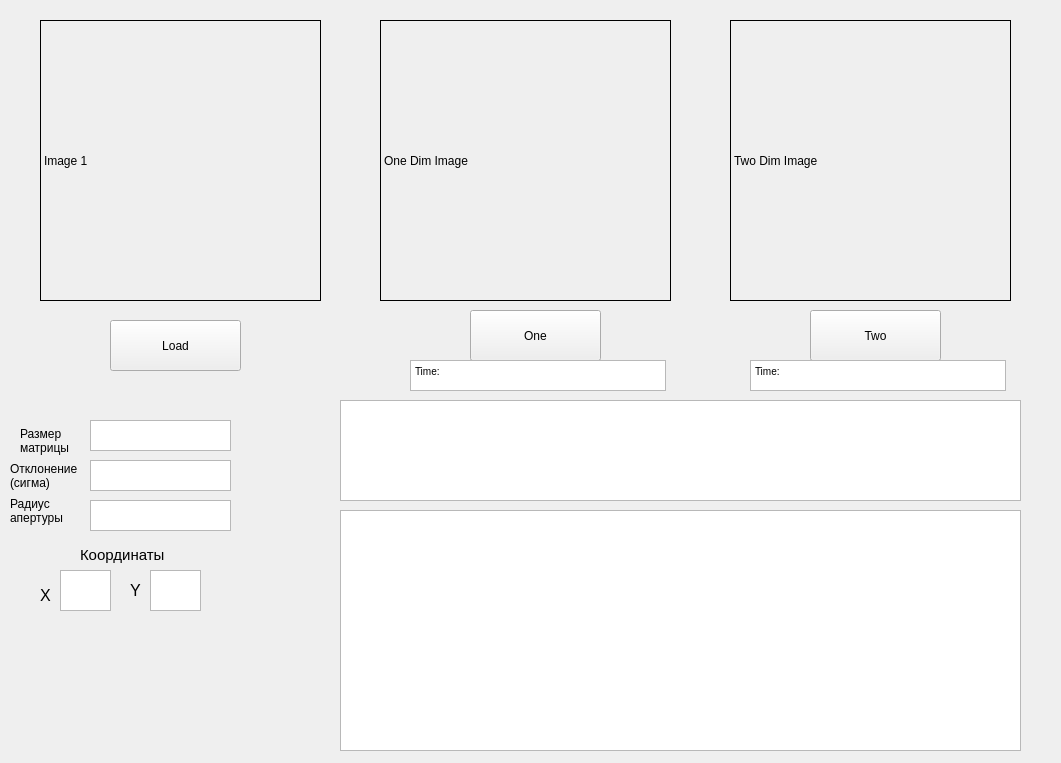
Qt form form.ui (YongminK/edit-image-py) before a commit.
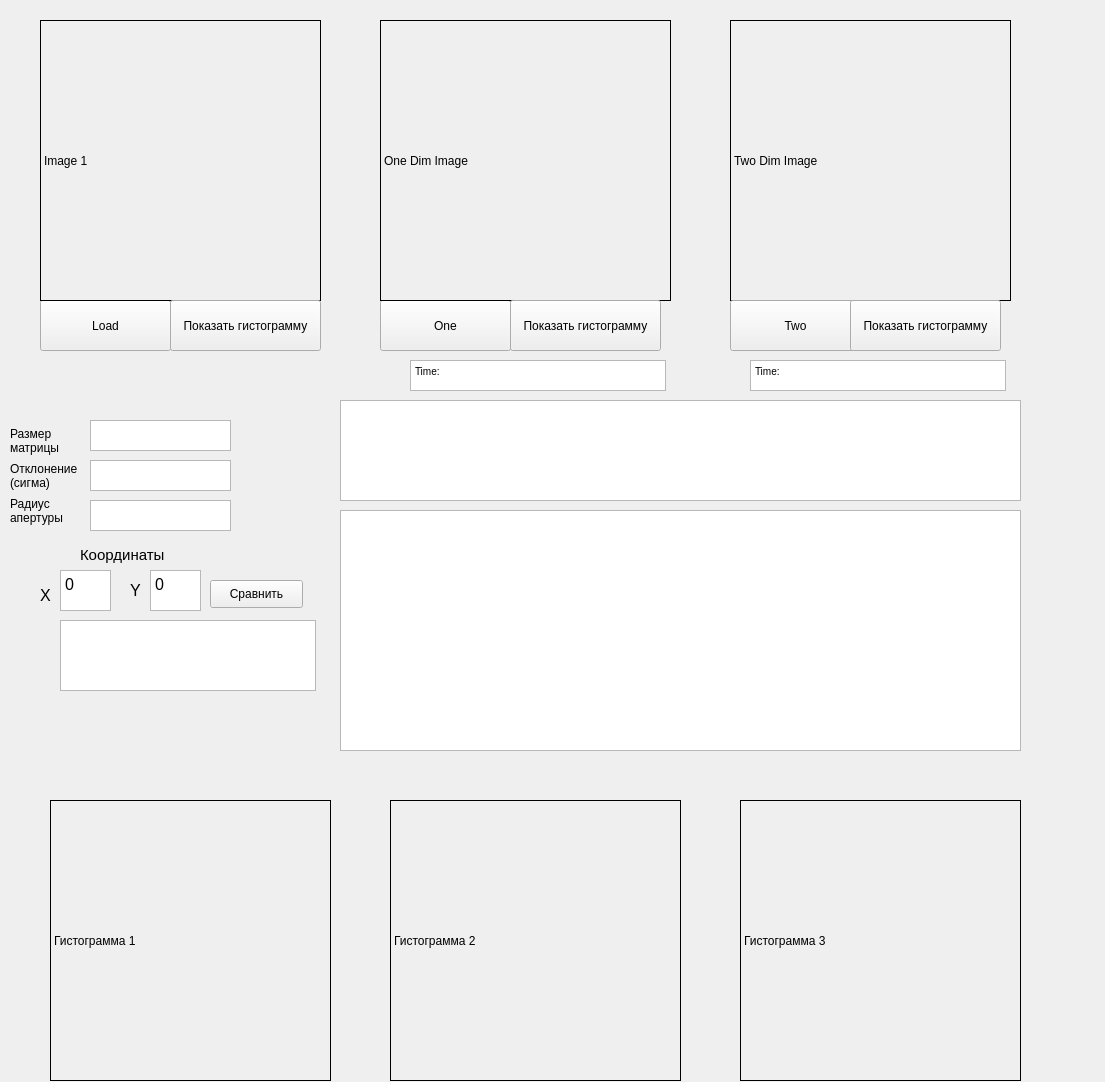
The same form after that commit.

```diff
--- a/form.ui
+++ b/form.ui
@@ -6,8 +6,8 @@
    <rect>
     <x>0</x>
     <y>0</y>
-    <width>1061</width>
-    <height>763</height>
+    <width>1105</width>
+    <height>1082</height>
    </rect>
   </property>
   <property name="windowTitle">
@@ -16,8 +16,8 @@
   <widget class="QPushButton" name="loadImageButton">
    <property name="geometry">
     <rect>
-     <x>110</x>
-     <y>320</y>
+     <x>40</x>
+     <y>300</y>
      <width>131</width>
      <height>51</height>
     </rect>
@@ -29,8 +29,8 @@
   <widget class="QPushButton" name="oneDimButton">
    <property name="geometry">
     <rect>
-     <x>470</x>
-     <y>310</y>
+     <x>380</x>
+     <y>300</y>
      <width>131</width>
      <height>51</height>
     </rect>
@@ -74,8 +74,8 @@
   <widget class="QPushButton" name="twoDimButton">
    <property name="geometry">
     <rect>
-     <x>810</x>
-     <y>310</y>
+     <x>730</x>
+     <y>300</y>
      <width>131</width>
      <height>51</height>
     </rect>
@@ -177,7 +177,7 @@
   <widget class="QLabel" name="label_2">
    <property name="geometry">
     <rect>
-     <x>20</x>
+     <x>10</x>
      <y>420</y>
      <width>51</width>
      <height>41</height>
@@ -244,6 +244,13 @@
      <height>41</height>
     </rect>
    </property>
+   <property name="html">
+    <string>&lt;!DOCTYPE HTML PUBLIC &quot;-//W3C//DTD HTML 4.0//EN&quot; &quot;http://www.w3.org/TR/REC-html40/strict.dtd&quot;&gt;
+&lt;html&gt;&lt;head&gt;&lt;meta name=&quot;qrichtext&quot; content=&quot;1&quot; /&gt;&lt;style type=&quot;text/css&quot;&gt;
+p, li { white-space: pre-wrap; }
+&lt;/style&gt;&lt;/head&gt;&lt;body style=&quot; font-family:'MS Shell Dlg 2'; font-size:7.8pt; font-weight:400; font-style:normal;&quot;&gt;
+&lt;p style=&quot; margin-top:0px; margin-bottom:0px; margin-left:0px; margin-right:0px; -qt-block-indent:0; text-indent:0px;&quot;&gt;&lt;span style=&quot; font-size:12pt;&quot;&gt;0&lt;/span&gt;&lt;/p&gt;&lt;/body&gt;&lt;/html&gt;</string>
+   </property>
   </widget>
   <widget class="QTextEdit" name="editY">
    <property name="geometry">
@@ -254,13 +261,20 @@
      <height>41</height>
     </rect>
    </property>
+   <property name="html">
+    <string>&lt;!DOCTYPE HTML PUBLIC &quot;-//W3C//DTD HTML 4.0//EN&quot; &quot;http://www.w3.org/TR/REC-html40/strict.dtd&quot;&gt;
+&lt;html&gt;&lt;head&gt;&lt;meta name=&quot;qrichtext&quot; content=&quot;1&quot; /&gt;&lt;style type=&quot;text/css&quot;&gt;
+p, li { white-space: pre-wrap; }
+&lt;/style&gt;&lt;/head&gt;&lt;body style=&quot; font-family:'MS Shell Dlg 2'; font-size:7.8pt; font-weight:400; font-style:normal;&quot;&gt;
+&lt;p style=&quot; margin-top:0px; margin-bottom:0px; margin-left:0px; margin-right:0px; -qt-block-indent:0; text-indent:0px;&quot;&gt;&lt;span style=&quot; font-size:12pt;&quot;&gt;0&lt;/span&gt;&lt;/p&gt;&lt;/body&gt;&lt;/html&gt;</string>
+   </property>
   </widget>
   <widget class="QLabel" name="label_5">
    <property name="geometry">
     <rect>
      <x>40</x>
      <y>580</y>
-     <width>55</width>
+     <width>16</width>
      <height>31</height>
     </rect>
    </property>
@@ -273,7 +287,7 @@
     <rect>
      <x>130</x>
      <y>580</y>
-     <width>55</width>
+     <width>16</width>
      <height>21</height>
     </rect>
    </property>
@@ -294,6 +308,116 @@
     <string>&lt;html&gt;&lt;head/&gt;&lt;body&gt;&lt;p&gt;&lt;span style=&quot; font-size:11pt;&quot;&gt;Координаты&lt;/span&gt;&lt;/p&gt;&lt;/body&gt;&lt;/html&gt;</string>
    </property>
   </widget>
+  <widget class="QPushButton" name="compareBrightButton">
+   <property name="geometry">
+    <rect>
+     <x>210</x>
+     <y>580</y>
+     <width>93</width>
+     <height>28</height>
+    </rect>
+   </property>
+   <property name="text">
+    <string>Сравнить</string>
+   </property>
+  </widget>
+  <widget class="QTextBrowser" name="browseBright">
+   <property name="geometry">
+    <rect>
+     <x>60</x>
+     <y>620</y>
+     <width>256</width>
+     <height>71</height>
+    </rect>
+   </property>
+  </widget>
+  <widget class="QPushButton" name="showHistButton">
+   <property name="geometry">
+    <rect>
+     <x>170</x>
+     <y>300</y>
+     <width>151</width>
+     <height>51</height>
+    </rect>
+   </property>
+   <property name="text">
+    <string>Показать гистограмму</string>
+   </property>
+  </widget>
+  <widget class="QPushButton" name="showHistButton_2">
+   <property name="geometry">
+    <rect>
+     <x>510</x>
+     <y>300</y>
+     <width>151</width>
+     <height>51</height>
+    </rect>
+   </property>
+   <property name="text">
+    <string>Показать гистограмму</string>
+   </property>
+  </widget>
+  <widget class="QPushButton" name="showHistButton_3">
+   <property name="geometry">
+    <rect>
+     <x>850</x>
+     <y>300</y>
+     <width>151</width>
+     <height>51</height>
+    </rect>
+   </property>
+   <property name="text">
+    <string>Показать гистограмму</string>
+   </property>
+  </widget>
+  <widget class="QLabel" name="hist">
+   <property name="geometry">
+    <rect>
+     <x>50</x>
+     <y>800</y>
+     <width>281</width>
+     <height>281</height>
+    </rect>
+   </property>
+   <property name="frameShape">
+    <enum>QFrame::Box</enum>
+   </property>
+   <property name="text">
+    <string>Гистограмма 1</string>
+   </property>
+  </widget>
+  <widget class="QLabel" name="hist_3">
+   <property name="geometry">
+    <rect>
+     <x>740</x>
+     <y>800</y>
+     <width>281</width>
+     <height>281</height>
+    </rect>
+   </property>
+   <property name="frameShape">
+    <enum>QFrame::Box</enum>
+   </property>
+   <property name="text">
+    <string>Гистограмма 3</string>
+   </property>
+  </widget>
+  <widget class="QLabel" name="hist_2">
+   <property name="geometry">
+    <rect>
+     <x>390</x>
+     <y>800</y>
+     <width>291</width>
+     <height>281</height>
+    </rect>
+   </property>
+   <property name="frameShape">
+    <enum>QFrame::Box</enum>
+   </property>
+   <property name="text">
+    <string>Гистограмма 2</string>
+   </property>
+  </widget>
  </widget>
  <resources/>
  <connections/>
```
